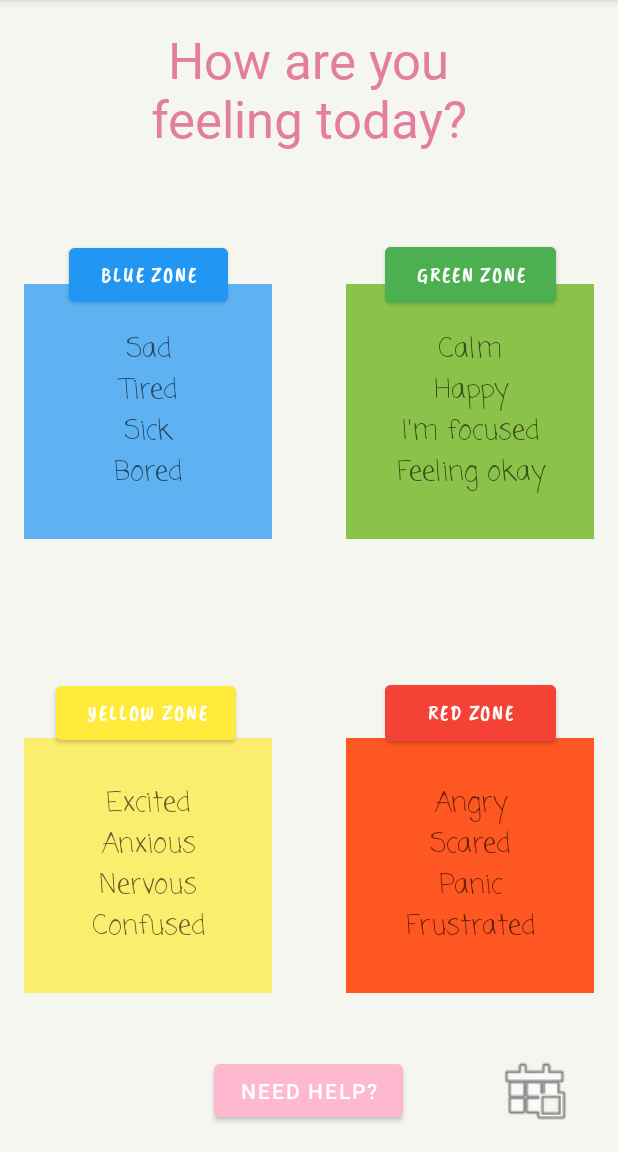
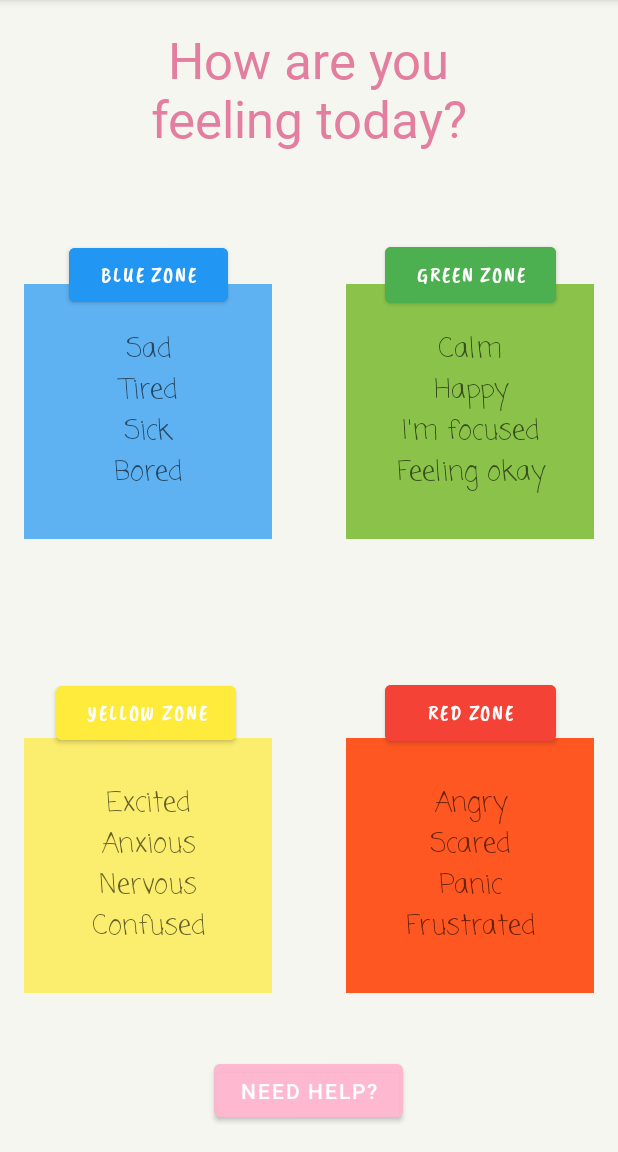
Before and after one commit to Tejureddi/MoodMeterApp, an Android app: the MoodPickerActivity screen opened directly, with no data from a screen before it, on a phone screen of 412 x 824 dp, the part 84-1236 px from its top. Run offline under Robolectric (Android 15) with nearby library versions, the phone set to English and light mode, and no system bars; our stand-ins replace Firebase (no records; nobody signed in at launch, a user with empty details on screens opened directly).

Commit message:
finished!!! 11/15

```diff
--- a/app/src/main/java/com/example/moodmeterapp/MoodPickerActivity.java
+++ b/app/src/main/java/com/example/moodmeterapp/MoodPickerActivity.java
@@ -95,11 +95,5 @@ public class MoodPickerActivity extends AppCompatActivity {
 
     }
 
-    public void imageCal(View view) {
-        Intent intent = new Intent(MoodPickerActivity.this, DisplayCalendarActivity.class);
-        startActivity(intent);
-
-
-    }
 
 }
--- a/app/src/main/java/com/example/moodmeterapp/ResourcesActivity.java
+++ b/app/src/main/java/com/example/moodmeterapp/ResourcesActivity.java
@@ -14,10 +14,4 @@ public class ResourcesActivity extends AppCompatActivity {
         setContentView(R.layout.activity_resources);
     }
 
-    public void imageCal2(View view) {
-        Intent intent = new Intent(ResourcesActivity.this, DisplayCalendarActivity.class);
-        startActivity(intent);
-
-
-    }
 }
--- a/app/src/main/res/layout/activity_mood_picker.xml
+++ b/app/src/main/res/layout/activity_mood_picker.xml
@@ -7,20 +7,6 @@
     android:background="#F3F2EE"
     android:backgroundTint="#F6F6F1">
 
-    <ImageButton
-        android:id="@+id/calendarButton2"
-        android:layout_width="78dp"
-        android:layout_height="69dp"
-        android:backgroundTint="#00FFFFFF"
-        android:onClick="imageCal2"
-        android:scaleType="fitCenter"
-        app:layout_constraintBottom_toBottomOf="parent"
-        app:layout_constraintEnd_toEndOf="parent"
-        app:layout_constraintHorizontal_bias="0.951"
-        app:layout_constraintStart_toStartOf="parent"
-        app:layout_constraintTop_toTopOf="parent"
-        app:layout_constraintVertical_bias="0.99"
-        app:srcCompat="@android:drawable/ic_menu_today" />
 
     <Button
         android:id="@+id/button2"
```
Also changed, not shown: app/src/main/res/layout/activity_directions_page.xml (+7 -6 lines), app/src/main/res/layout/activity_resources.xml (+0 -14 lines).
